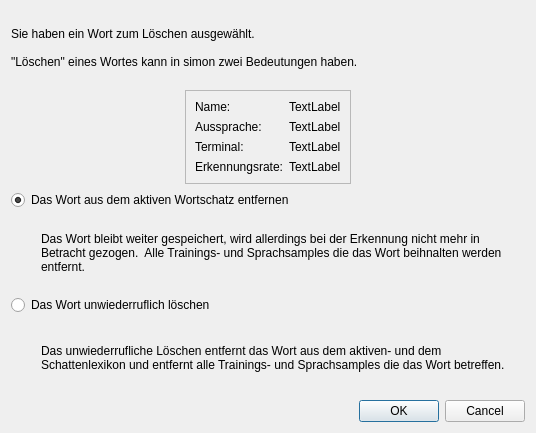
First picture: the form in ui/removeword.ui, repository KDE/simon, before the edit.
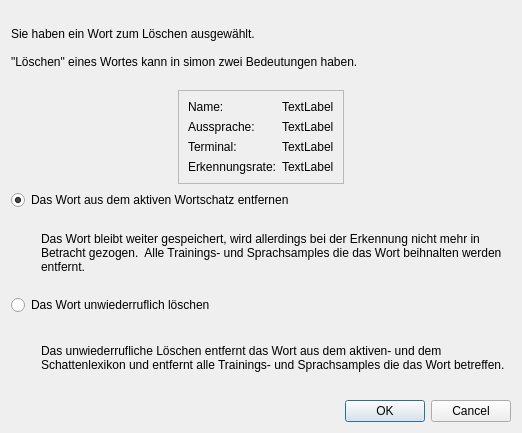
Second picture: the form after the edit. Icons and pictures are not drawn.

```diff
--- a/ui/removeword.ui
+++ b/ui/removeword.ui
@@ -5,7 +5,7 @@
    <rect>
     <x>0</x>
     <y>0</y>
-    <width>536</width>
+    <width>522</width>
     <height>433</height>
    </rect>
   </property>
```
Left out of the diff: 2 changed lines with no effect on the pictures.
